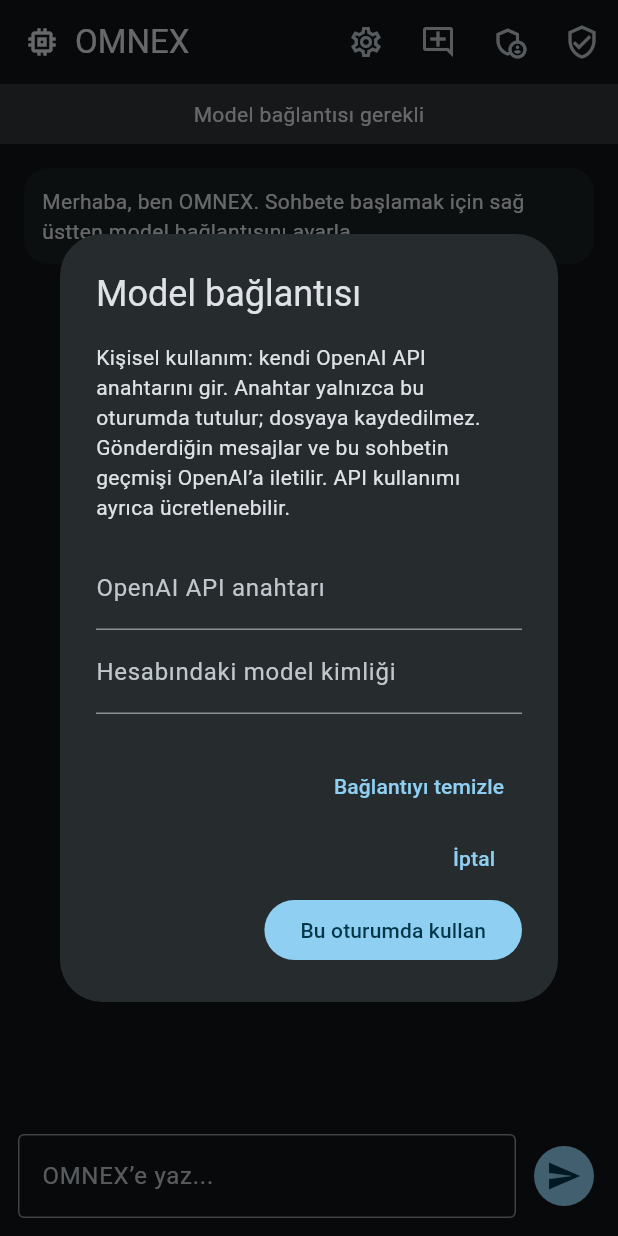
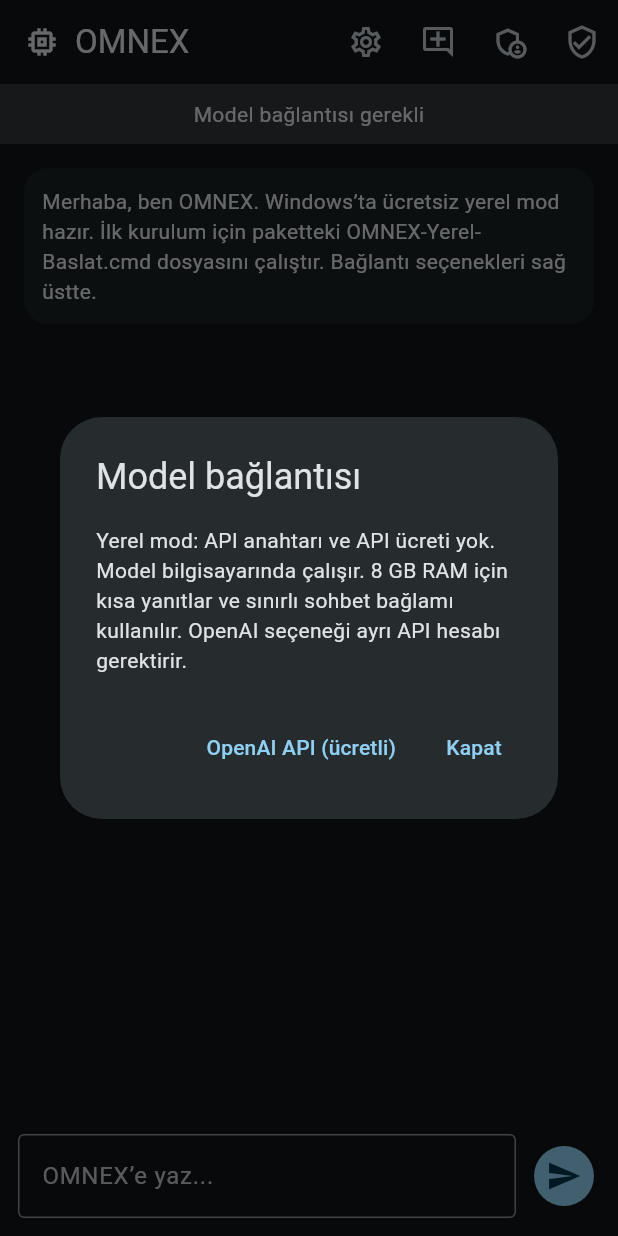
Before and after one commit to Curse1545/OMNEX, a Flutter app: the screen it shows after launch, after a tap on the "settings" icon, on a phone screen of 412 x 824 dp. Run offline on Flutter 3.47's test engine with Material 3 defaults, Android fonts, the phone set to English and light mode, and no system bars.

Commit message:
Add free Windows local model mode and bundled Ollama setup launcher

```diff
--- /dev/null
+++ b/distribution/BENI-OKU.txt
@@ -0,0 +1,9 @@
+OMNEX 0.3 - Windows yerel mod
+
+ZIP dosyasinin tamamini cikarin. OMNEX-Yerel-Baslat.cmd dosyasina cift tiklayin.
+Ilk kurulum Ollama ve Qwen3 1.7B modelini indirir. Internet ve birkac GB bos disk alani gerekir. Kurulumun gosterdigi onaylari okuyun. Sonraki kullanimda model yereldir; API kredisi gerekmez.
+
+Windows surumu otomatik yerel modda baslar. Model adi veya API anahtari yazmaniz gerekmez.
+8 GB RAM icin 2048 token baglam, kisa yanit, son sohbet turlari kullanilir. Eski mesajlar ekranda kalsa da model tam gecmisi gormez. Oyunlari ve fazla tarayici sekmelerini kapatmak yardimci olabilir.
+
+Bu surum sohbet eder; bilgisayari kontrol etmez. Yerel model kalitesi buyuk bulut modelleriyle ayni degildir. GTX 1050 Ti uzerindeki performans bu ortamda test edilmedi.
--- a/lib/main.dart
+++ b/lib/main.dart
@@ -1,6 +1,7 @@
 
 import 'package:flutter/material.dart';
 import 'model_client.dart';
+import 'dart:io';
 
 void main() {
   runApp(const OmnexApp());
@@ -47,7 +48,7 @@
 
   final List<ChatMessage> _messages = [
     const ChatMessage(
-      'Merhaba, ben OMNEX. Sohbete başlamak için sağ üstten model bağlantısını ayarla.',
+      'Merhaba, ben OMNEX. Windows’ta ücretsiz yerel mod hazır. İlk kurulum için paketteki OMNEX-Yerel-Baslat.cmd dosyasını çalıştır. Bağlantı seçenekleri sağ üstte.',
       fromUser: false,
     ),
   ];
@@ -56,6 +57,7 @@
   bool _allowMicrophone = false;
   bool _allowFiles = false;
 
+  bool _local = Platform.isWindows;
   String _apiKey = '';
   String _model = '';
   bool _busy = false;
@@ -65,8 +67,12 @@
   Future<void> _sendMessage() async {
     final text = _controller.text.trim();
     if (text.isEmpty || _busy) return;
-    if (_apiKey.isEmpty || _model.isEmpty) {
+    if (!_local && (_apiKey.isEmpty || _model.isEmpty)) {
       await _showConnection();
+      return;
+    }
+    if (_local && text.length > 1200) {
+      setState(() => _error = 'Yerel modda mesajını 1200 karakterden kısa tut.');
       return;
     }
     setState(() {
@@ -78,9 +84,9 @@
     _scrollToEnd();
     final pending = {'role': 'user', 'content': text};
     try {
-      final reply = await ModelClient().reply(
-        apiKey: _apiKey, model: _model, history: [..._history, pending],
-      );
+      final reply = _local
+          ? await LocalModelClient().reply([..._history, pending])
+          : await ModelClient().reply(apiKey: _apiKey, model: _model, history: [..._history, pending]);
       if (!mounted) return;
       setState(() {
         _history.addAll([pending, {'role': 'assistant', 'content': reply}]);
@@ -111,6 +117,31 @@
   }
 
   Future<void> _showConnection() async {
+    await showDialog<void>(context: context, builder: (dialogContext) => AlertDialog(
+      title: const Text('Model bağlantısı'),
+      content: const Text('Yerel mod: API anahtarı ve API ücreti yok. Model bilgisayarında çalışır. 8 GB RAM için kısa yanıtlar ve sınırlı sohbet bağlamı kullanılır. OpenAI seçeneği ayrı API hesabı gerektirir.'),
+      actions: [
+        if (Platform.isWindows) FilledButton(onPressed: () {
+          setState(() { _local = true; _apiKey = ''; _history.clear(); _messages.clear(); _error = null; });
+          Navigator.pop(dialogContext);
+        }, child: const Text('Ücretsiz yerel mod')),
+        if (Platform.isWindows) TextButton(onPressed: () async {
+          Navigator.pop(dialogContext);
+          try {
+            await LocalModelClient().check();
+            if (mounted) setState(() => _error = 'Ollama ve Qwen3 modeli bulundu. Mesaj gönderebilirsin.');
+          } on ModelFailure catch (e) {
+            if (mounted) setState(() => _error = e.message);
+          }
+        }, child: const Text('Yerel bağlantıyı kontrol et')),
+        TextButton(onPressed: () { Navigator.pop(dialogContext); _showOpenAI(); },
+          child: const Text('OpenAI API (ücretli)')),
+        TextButton(onPressed: () => Navigator.pop(dialogContext), child: const Text('Kapat')),
+      ],
+    ));
+  }
+
+  Future<void> _showOpenAI() async {
     final key = TextEditingController(text: _apiKey);
     final model = TextEditingController(text: _model);
     await showDialog<void>(context: context, builder: (dialogContext) => AlertDialog(
@@ -130,7 +161,7 @@
         }, child: const Text('Bağlantıyı temizle')),
         TextButton(onPressed: () => Navigator.pop(dialogContext), child: const Text('İptal')),
         FilledButton(onPressed: () {
-          setState(() { _apiKey = key.text.trim(); _model = model.text.trim(); });
+          setState(() { _local = false; _history.clear(); _messages.clear(); _apiKey = key.text.trim(); _model = model.text.trim(); });
           Navigator.pop(dialogContext);
         }, child: const Text('Bu oturumda kullan')),
       ],
@@ -271,7 +302,7 @@
             padding: const EdgeInsets.symmetric(horizontal: 16, vertical: 10),
             color: Theme.of(context).colorScheme.surfaceContainerHighest,
             child: Text(
-              _apiKey.isEmpty || _model.isEmpty ? 'Model bağlantısı gerekli' : 'OpenAI • $_model • Cihaz erişimi yok',
+              _local ? 'Ücretsiz yerel mod • Qwen3 1.7B • Cihaz kontrolü yok' : (_apiKey.isEmpty || _model.isEmpty ? 'Model bağlantısı gerekli' : 'OpenAI • $_model • Cihaz erişimi yok'),
               textAlign: TextAlign.center,
             ),
           ),
--- a/pubspec.yaml
+++ b/pubspec.yaml
@@ -1,7 +1,7 @@
 name: omnex
 description: OMNEX local-first assistant starter app for Android and Windows.
 publish_to: "none"
-version: 0.2.0+2
+version: 0.3.0+3
 
 environment:
   sdk: ">=3.3.0 <4.0.0"
```
Also changed, not shown: lib/model_client.dart (+87 -0 lines), 6 other files.
